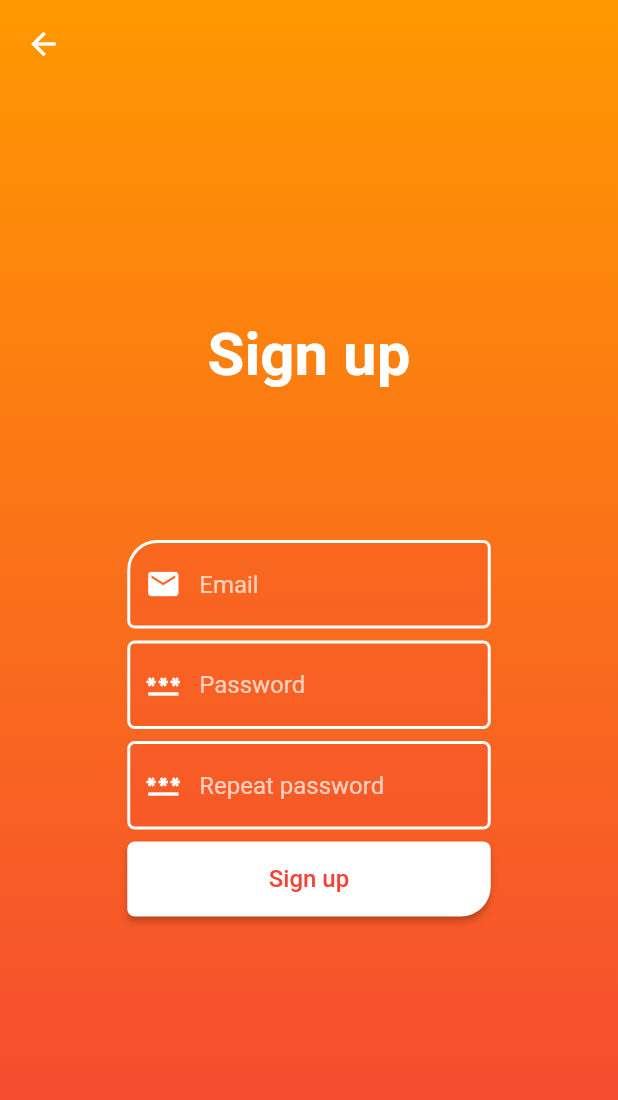
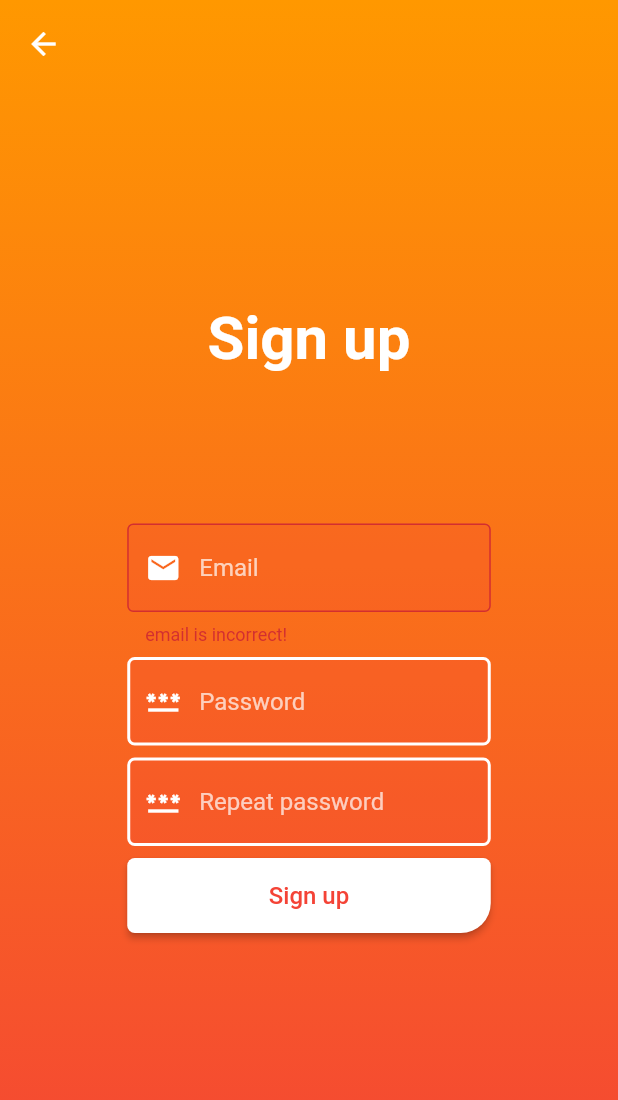
Before and after one commit to makjac/Flutter_Fit_fit_meal, a Flutter app: the RegisterPage screen opened by its route, after a tap on "Sign up", on a phone screen of 412 x 824 dp. Shown: the top 1100 px of the screen. Run offline on Flutter 3.47's test engine with Material 2 defaults, Android fonts, the phone set to English and light mode, and no system bars; our stand-ins replace bloc, equatable, firebase_auth, firebase_core, flutter_bloc, go_router; accounts and stored records are empty.

Commit message:
auth screens update

```diff
--- a/lib/bloc/auth/auth_bloc.dart
+++ b/lib/bloc/auth/auth_bloc.dart
@@ -32,7 +32,7 @@ class AuthBloc extends Bloc<AuthEvent, AuthState> {
   FutureOr<void> _signUp(SignUp event, Emitter<AuthState> emit) async {
     try {
       emit(CreatingAccount());
-      _authRepository.signIn(email: event.email, passwd: event.password);
+      await _authRepository.signUp(email: event.email, passwd: event.password);
       emit(AccountCreated());
     } catch (error) {
       emit(AuthError(error: error.toString()));
--- a/lib/data/models/user_model.dart
+++ b/lib/data/models/user_model.dart
@@ -1,3 +1,5 @@
+// ignore_for_file: must_be_immutable
+
 import 'package:equatable/equatable.dart';
 
 class User extends Equatable {
--- a/lib/screens/auth/signUp/sign_up_context.dart
+++ b/lib/screens/auth/signUp/sign_up_context.dart
@@ -1,4 +1,9 @@
+// ignore_for_file: must_be_immutable
+
+import 'package:fit_fit_meal/bloc/auth/auth_bloc.dart';
+import 'package:fit_fit_meal/widgets/buttonStyle/auth_button_style.dart';
 import 'package:flutter/material.dart';
+import 'package:flutter_bloc/flutter_bloc.dart';
 
 import '../../../utils/validator.dart';
 import '../../../widgets/inputDecoration/border_none.dart';
@@ -6,6 +11,9 @@ import '../../../widgets/inputDecoration/border_top_left.dart';
 import '../Widgets/auth_title.dart';
 
 class SignUpContext extends StatelessWidget {
+  String _email = "";
+  String _password = "";
+  String _repatPassword = "";
   final _formKey = GlobalKey<FormState>();
   SignUpContext({super.key});
 
@@ -23,13 +31,13 @@ class SignUpContext extends StatelessWidget {
             key: _formKey,
             child: Column(
               children: [
-                _emailButton(width),
+                _emailTextField(width),
                 const SizedBox(height: 8),
                 _passwdTextField(width),
                 const SizedBox(height: 8),
                 _repeatPasswdTextField(width),
                 const SizedBox(height: 8),
-                _signUpbutton(width),
+                _signUpbutton(width, context),
               ],
             ),
           ),
@@ -38,7 +46,7 @@ class SignUpContext extends StatelessWidget {
     );
   }
 
-  Widget _emailButton(double width) => SizedBox(
+  Widget _emailTextField(double width) => SizedBox(
         width: width / 1.7,
         child: TextFormField(
           decoration: borderTopLeft(
@@ -48,12 +56,14 @@ class SignUpContext extends StatelessWidget {
               color: Colors.white,
             ),
           ),
+          style: const TextStyle(color: Colors.white),
           validator: (value) {
             if (Validator.isEmail(value)) {
               return null;
             }
             return "email is incorrect!";
           },
+          onSaved: (newEmail) => _email = newEmail ?? "",
         ),
       );
 
@@ -61,6 +71,7 @@ class SignUpContext extends StatelessWidget {
         width: width / 1.7,
         child: TextFormField(
           obscureText: true,
+          style: const TextStyle(color: Colors.white),
           decoration: borderNone(
             "Password",
             const Icon(
@@ -68,6 +79,7 @@ class SignUpContext extends StatelessWidget {
               color: Colors.white,
             ),
           ),
+          onChanged: (password) => _password = password,
         ),
       );
 
@@ -75,6 +87,7 @@ class SignUpContext extends StatelessWidget {
         width: width / 1.7,
         child: TextFormField(
           obscureText: true,
+          style: const TextStyle(color: Colors.white),
           decoration: borderNone(
             "Repeat password",
             const Icon(
@@ -82,25 +95,29 @@ class SignUpContext extends StatelessWidget {
               color: Colors.white,
             ),
           ),
+          validator: (value) {
+            if (_password != _repatPassword) {
+              return "passwords didn't match";
+            }
+            return null;
+          },
+          onChanged: (password) => _repatPassword = password,
         ),
       );
 
-  Widget _signUpbutton(double width) => SizedBox(
+  Widget _signUpbutton(double width, BuildContext context) => SizedBox(
         width: width / 1.7,
         height: 50,
         child: ElevatedButton(
-          onPressed: () {},
-          style: ElevatedButton.styleFrom(
-            backgroundColor: Colors.white,
-            shape: const RoundedRectangleBorder(
-              borderRadius: BorderRadius.only(
-                bottomLeft: Radius.circular(5),
-                topLeft: Radius.circular(5),
-                bottomRight: Radius.circular(20),
-                topRight: Radius.circular(5),
-              ),
-            ),
-          ),
+          onPressed: () {
+            final isValid = _formKey.currentState?.validate();
+            if (isValid == true) {
+              _formKey.currentState?.save();
+              BlocProvider.of<AuthBloc>(context)
+                  .add(SignUp(email: _email, password: _password));
+            }
+          },
+          style: authButtonStyle(),
           child: const Text(
             "Sign up",
             style: TextStyle(color: Colors.red, fontSize: 16),
--- a/lib/utils/validator.dart
+++ b/lib/utils/validator.dart
@@ -1,9 +1,17 @@
 class Validator {
   static bool isEmail(String? email) {
     if (email != null) {
-      RegExp(r"^[a-zA-Z0-9.a-zA-Z0-9.!#$%&'*+-/=?^_`{|}~]+@[a-zA-Z0-9]+\.[a-zA-Z]+")
+      return RegExp(
+              r"^[a-zA-Z0-9.a-zA-Z0-9.!#$%&'*+-/=?^_`{|}~]+@[a-zA-Z0-9]+\.[a-zA-Z]+")
           .hasMatch(email);
     }
     return false;
   }
+
+  static bool isStringNull(String? value) {
+    if (value != null && value != "") {
+      return true;
+    }
+    return false;
+  }
 }
--- /dev/null
+++ b/lib/widgets/buttonStyle/auth_button_style.dart
@@ -0,0 +1,13 @@
+import 'package:flutter/material.dart';
+
+ButtonStyle authButtonStyle() => ElevatedButton.styleFrom(
+      backgroundColor: Colors.white,
+      shape: const RoundedRectangleBorder(
+        borderRadius: BorderRadius.only(
+          bottomLeft: Radius.circular(5),
+          topLeft: Radius.circular(5),
+          bottomRight: Radius.circular(20),
+          topRight: Radius.circular(5),
+        ),
+      ),
+    );
```
Also changed, not shown: lib/screens/auth/forgot_password/forgot_context.dart (+17 -14 lines), lib/screens/auth/signIn/sign_in_context.dart (+26 -14 lines).
